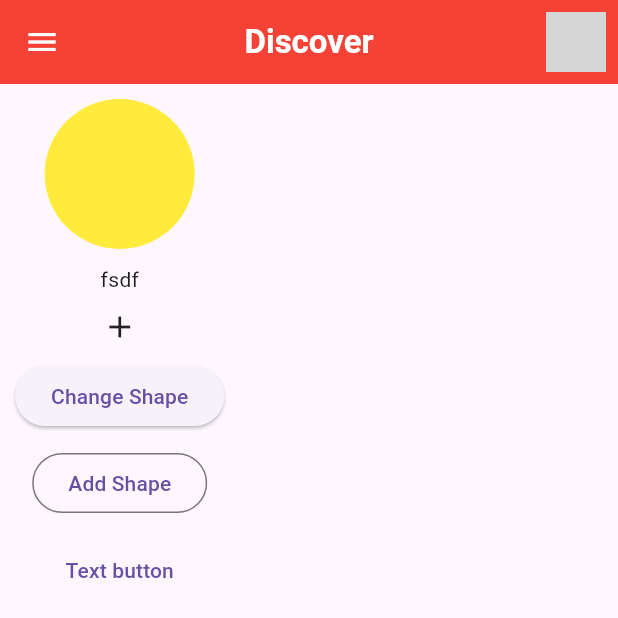
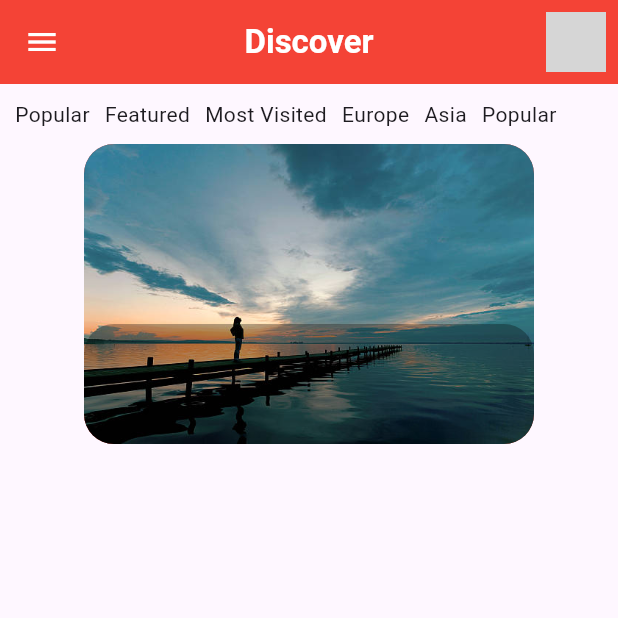
Before and after one commit to Nishan-Pradhan06/flutter_course, a Flutter app: the screen it shows after launch, on a phone screen of 412 x 824 dp, the top half of it. Run offline on Flutter 3.47's test engine with Material 3 defaults, Android fonts, the phone set to English and light mode, and no system bars; network calls fail; grey boxes are pictures that could not be loaded.

Commit message:
ui design

```diff
--- a/new_project/lib/main.dart
+++ b/new_project/lib/main.dart
@@ -70,6 +70,44 @@ class _HomePageState extends State<HomePage> {
             // mainAxisAlignment: MainAxisAlignment.spaceBetween,
             spacing: 10,
             children: [
+              Row(
+                spacing: 10,
+                children: [
+                  Text('Popular'),
+                  //for Spacing one is   ##sizebox and another is spacing provided in row widget
+                  Text('Featured'),
+                  // SizedBox(width: 10),
+                  Text('Most Visited'),
+                  Text('Europe'),
+                  Text('Asia'),
+                  Text('Popular'),
+                ],
+              ),
+
+              Container(
+                height: 200,
+                width: 300,
+                decoration: BoxDecoration(
+                  image: DecorationImage(
+                    image: AssetImage("assets/travel.jpg"),
+                    fit: BoxFit.cover,
+                  ),
+                  color: Colors.red,
+                  borderRadius: BorderRadius.circular(20),
+                ),
+                child: Align(
+                  alignment: Alignment.bottomCenter,
+                  child: Container(
+                    height: 80,
+                    width: double.infinity,
+                    decoration: BoxDecoration(
+                      color: Colors.black.withValues(alpha: 0.3),
+                      borderRadius: BorderRadius.circular(20),
+                    ),
+                  ),
+                ),
+              ),
+
               // SizedBox(height: 100),
               // Container(
               //   height: 100,
@@ -82,103 +120,89 @@ class _HomePageState extends State<HomePage> {
               // ),
               // SingleChildScrollView allows scrolling
               // Here it is used for horizontal scrolling
-              SingleChildScrollView(
-                // Scroll direction is set to horizontal
-                scrollDirection: Axis.horizontal,
+              // SingleChildScrollView(
+              //   // Scroll direction is set to horizontal
+              //   scrollDirection: Axis.horizontal,
 
-                child: Row(
-                  // Space between each container
-                  spacing: 10,
+              //   child: Row(
+              //     // Space between each container
+              //     spacing: 10,
 
-                  children: [
-                    // Loop to create multiple containers
-                    // Number of containers depends on 'count'
-                    for (int i = 0; i < count; i++)
-                      Container(
-                        // Height of each shape
-                        height: 100,
+              //     children: [
+              //       // Loop to create multiple containers
+              //       // Number of containers depends on 'count'
+              //       for (int i = 0; i < count; i++)
+              //         Container(
+              //           // Height of each shape
+              //           height: 100,
 
-                        // Width of each shape
-                        width: 100,
+              //           // Width of each shape
+              //           width: 100,
 
-                        decoration: BoxDecoration(
-                          // Change shape based on isChangedShape value
-                          // If true → rectangle
-                          // If false → circle
-                          shape: isChangedShape
-                              ? BoxShape.rectangle
-                              : BoxShape.circle,
+              //           decoration: BoxDecoration(
+              //             // Change shape based on isChangedShape value
+              //             // If true → rectangle
+              //             // If false → circle
+              //             shape: isChangedShape
+              //                 ? BoxShape.rectangle
+              //                 : BoxShape.circle,
 
-                          // Color of the shape
-                          color: Colors.yellow,
-                        ),
-                      ),
-                  ],
-                ),
-              ),
+              //             // Color of the shape
+              //             color: Colors.yellow,
+              //           ),
+              //         ),
+              //     ],
+              //   ),
+              // ),
 
-              // Image.asset("assets/img.png", height: 200),
+              // // Image.asset("assets/img.png", height: 200),
 
-              //for text
-              Text("fsdf"),
-              Icon(Icons.add),
-              // Button with background color (Elevated button)
-              ElevatedButton(
-                onPressed: () {
-                  setState(() {
-                    // Change the value of isChangedShape
-                    // If it is true, make it false
-                    // If it is false, make it true
-                    isChangedShape = !isChangedShape;
-                  });
-                },
-                // Text shown on the button
-                child: Text("Change Shape"),
-              ),
+              // //for text
+              // Text("fsdf"),
+              // Icon(Icons.add),
+              // // Button with background color (Elevated button)
+              // ElevatedButton(
+              //   onPressed: () {
+              //     setState(() {
+              //       // Change the value of isChangedShape
+              //       // If it is true, make it false
+              //       // If it is false, make it true
+              //       isChangedShape = !isChangedShape;
+              //     });
+              //   },
+              //   // Text shown on the button
+              //   child: Text("Change Shape"),
+              // ),
 
-              // Loop to show text multiple times
-              // It will display the value of 'numer' as text
-              // The text will repeat 'numer' times
-              for (int i = 0; i < numer; i++) Text(numer.toString()),
+              // // Loop to show text multiple times
+              // // It will display the value of 'numer' as text
+              // // The text will repeat 'numer' times
+              // for (int i = 0; i < numer; i++) Text(numer.toString()),
 
-              // Button with border only (Outlined button)
-              OutlinedButton(
-                onPressed: () {
-                  setState(() {
-                    // Increase the count value by 1
-                    // Used to add more shapes
-                    count++;
-                  });
-                },
-                // Text shown on the button
-                child: Text("Add Shape"),
-              ),
+              // // Button with border only (Outlined button)
+              // OutlinedButton(
+              //   onPressed: () {
+              //     setState(() {
+              //       // Increase the count value by 1
+              //       // Used to add more shapes
+              //       count++;
+              //     });
+              //   },
+              //   // Text shown on the button
+              //   child: Text("Add Shape"),
+              // ),
 
-              // Simple text button (no background or border)
-              TextButton(
-                onPressed: () {
-                  setState(() {
-                    // Increase the numer value by 1
-                    // This will increase the number of texts shown
-                    numer++;
-                  });
-                },
-                // Text shown on the button
-                child: Text("Text button"),
-              ),
-
-              // Row(
-              //   spacing: 10,
-              //   children: [
-              //     Text('Popular'),
-              //     //for Spacing one is   ##sizebox and another is spacing provided in row widget
-              //     Text('Featured'),
-              //     // SizedBox(width: 10),
-              //     Text('Most Visited'),
-              //     Text('Europe'),
-              //     Text('Asia'),
-              //     Text('Popular'),
-              //   ],
+              // // Simple text button (no background or border)
+              // TextButton(
+              //   onPressed: () {
+              //     setState(() {
+              //       // Increase the numer value by 1
+              //       // This will increase the number of texts shown
+              //       numer++;
+              //     });
+              //   },
+              //   // Text shown on the button
+              //   child: Text("Text button"),
               // ),
 
               //Container, Column /Row, Basic UI Widgets: Text, Image, Icon, SizedBox, Padding, Button (Elevated,Text, Outline)
@@ -188,6 +212,10 @@ class _HomePageState extends State<HomePage> {
 
               //   ],
               // ),
+
+              //reuseable
+              //grid widget
+              //list widget
             ],
           ),
         ),
--- a/new_project/pubspec.yaml
+++ b/new_project/pubspec.yaml
@@ -2,7 +2,7 @@ name: new_project
 description: "A new Flutter project."
 # The following line prevents the package from being accidentally published to
 # pub.dev using `flutter pub publish`. This is preferred for private packages.
-publish_to: 'none' # Remove this line if you wish to publish to pub.dev
+publish_to: "none" # Remove this line if you wish to publish to pub.dev
 
 # The following defines the version and build number for your application.
 # A version number is three numbers separated by dots, like 1.2.43
@@ -51,7 +51,6 @@ dev_dependencies:
 
 # The following section is specific to Flutter packages.
 flutter:
-
   # The following line ensures that the Material Icons font is
   # included with your application, so that you can use the icons in
   # the material Icons class.
```
Also changed, not shown: new_project/assets/travel.jpg (added).
